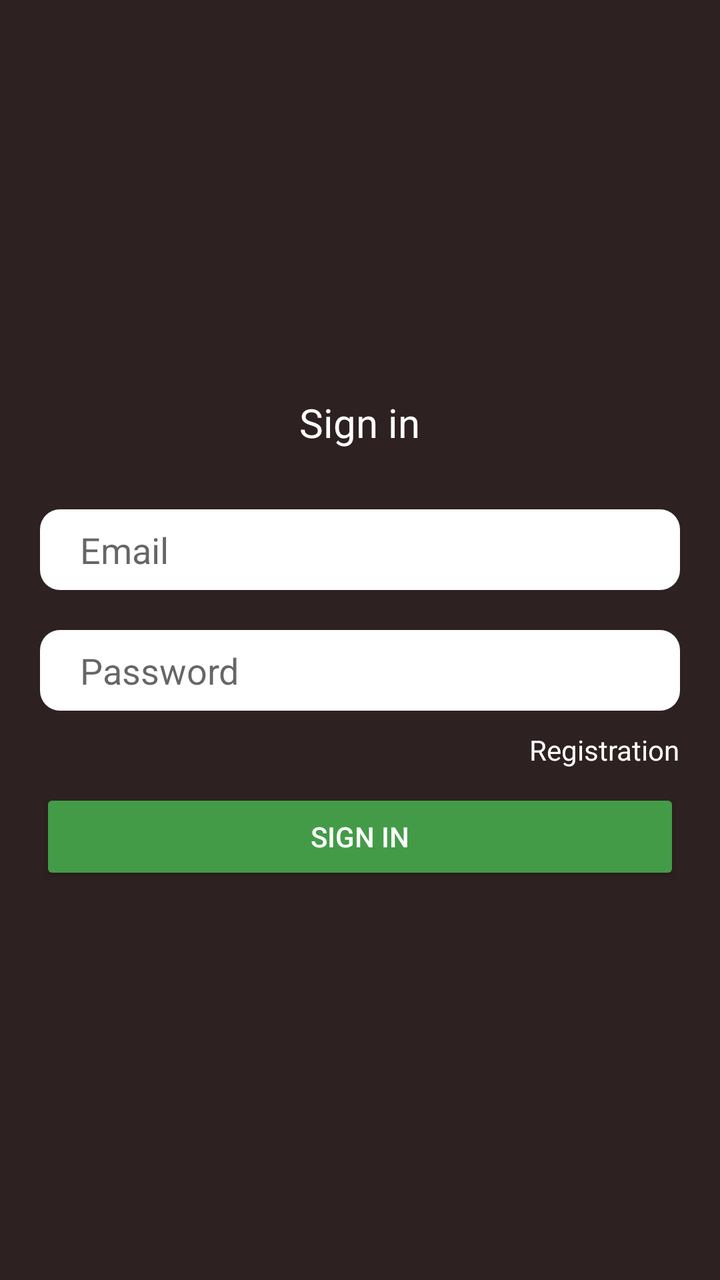
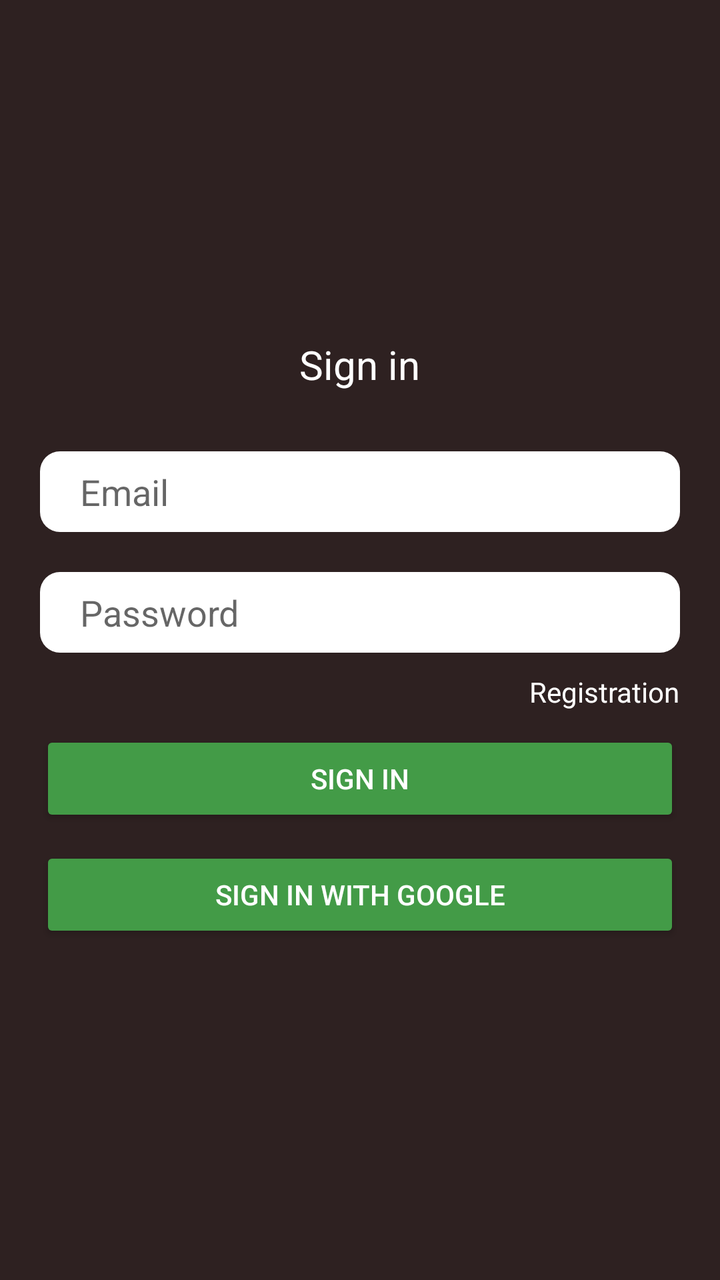

An Android layout rendered at two revisions. The XML below is the earlier revision; the diff shows what the commit changed to produce the second picture.
<!-- AndroidManifest.xml: application theme Theme.USS -->
<!-- res/layout/fragment_sing_in.xml -->
<?xml version="1.0" encoding="utf-8"?>
<LinearLayout xmlns:android="http://schemas.android.com/apk/res/android"
    xmlns:tools="http://schemas.android.com/tools"
    android:layout_width="match_parent"
    android:layout_height="match_parent"
    android:background="@color/browns"
    android:gravity="center"
    android:orientation="vertical"
    tools:context=".ui.fragments.singin.SingInFragment">

    <TextView
        android:layout_width="wrap_content"
        android:layout_height="wrap_content"
        android:layout_marginHorizontal="20dp"
        android:textSize="20sp"
        android:text="@string/btn_sign_in"
        android:textColor="@color/white" />

    <Space
        android:layout_width="0dp"
        android:layout_height="30dp"/>

    <EditText
        android:id="@+id/etEmail"
        android:layout_width="match_parent"
        android:layout_height="wrap_content"
        android:layout_marginHorizontal="20dp"
        android:background="@drawable/custom_background"
        android:hint="@string/ed_email"
        android:inputType="textEmailAddress"
        android:paddingStart="20dp"
        android:textColor="@color/browns" />

    <EditText
        android:id="@+id/etPassword"
        android:layout_width="match_parent"
        android:layout_height="wrap_content"
        android:layout_marginHorizontal="20dp"
        android:layout_marginTop="20dp"
        android:background="@drawable/custom_background"
        android:hint="@string/ed_password"
        android:inputType="textPassword"
        android:paddingStart="20dp"
        android:textColor="@color/browns" />

    <TextView
        android:id="@+id/btn_register"
        android:layout_width="wrap_content"
        android:layout_height="wrap_content"
        android:layout_gravity="end"
        android:layout_marginHorizontal="20dp"
        android:layout_marginTop="10dp"
        android:layout_marginEnd="20dp"
        android:text="@string/btn_registration"
        android:textColor="@color/white" />

    <Button
        android:id="@+id/btn_sign_in"
        android:layout_width="match_parent"
        android:layout_height="wrap_content"
        android:layout_gravity="center_horizontal|bottom"
        android:layout_marginHorizontal="20dp"
        android:layout_marginTop="10dp"
        android:textColor="@color/white"
        android:backgroundTint="@color/green"
        android:text="@string/btn_sign_in"
        android:textAllCaps="true" />

</LinearLayout>
<!-- resources referenced by this layout -->
<resources>
  <color name="browns">#2E2121</color>
  <color name="green">#439B47</color>
  <color name="white">#FFFFFFFF</color>
  <!-- drawable custom_background (drawable) -->
  <?xml version="1.0" encoding="utf-8"?>
  <shape xmlns:android="http://schemas.android.com/apk/res/android">
  
      <solid android:color="@color/white" />
      <corners android:radius="10dp" />
      <padding
          android:bottom="8dp"
          android:left="4dp"
          android:right="4dp"
          android:top="8dp" />
  </shape>
  <string name="btn_registration">Registration</string>
  <string name="btn_sign_in">Sign in</string>
  <string name="ed_email">Email</string>
  <string name="ed_password">Password</string>
  <style name="Theme.USS" parent="Base.Theme.USS" />
  <style name="Base.Theme.USS" parent="Theme.AppCompat.Light.NoActionBar">
          
          <item name="colorPrimaryDark">@color/browns</item>
      </style>
</resources>

<!-- the commit's change to res/layout/fragment_sing_in.xml (unified diff, before → after) -->
@@ -66,4 +66,13 @@
         android:text="@string/btn_sign_in"
         android:textAllCaps="true" />
 
+    <Button
+        android:id="@+id/btnGoogleSignIn"
+        android:layout_width="match_parent"
+        android:layout_marginHorizontal="20dp"
+        android:layout_marginTop="10dp"
+        android:textColor="@color/white"
+        android:backgroundTint="@color/green"
+        android:layout_height="wrap_content"
+        android:text="Sign In with Google" />
 </LinearLayout>
